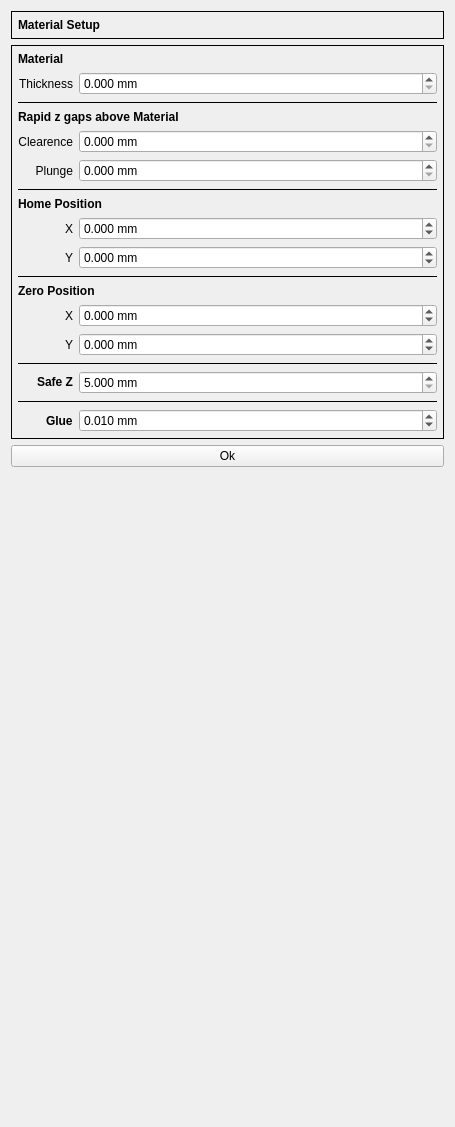
Old version of the form G2G/forms/materialsetupform.ui in the repository aLDime/GERBER_X2.
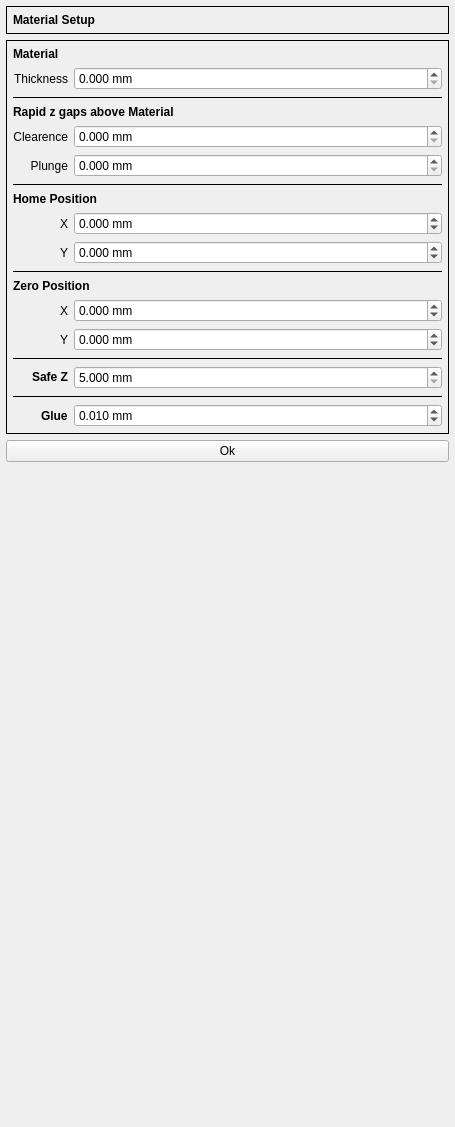
New version of the form. Custom widgets are drawn as their Qt base class.

What changed in the file:
```diff
--- a/G2G/forms/materialsetupform.ui
+++ b/G2G/forms/materialsetupform.ui
@@ -34,6 +34,18 @@
                              } */</string>
   </property>
   <layout class="QVBoxLayout" name="verticalLayout">
+   <property name="leftMargin">
+    <number>6</number>
+   </property>
+   <property name="topMargin">
+    <number>6</number>
+   </property>
+   <property name="rightMargin">
+    <number>6</number>
+   </property>
+   <property name="bottomMargin">
+    <number>6</number>
+   </property>
    <item>
     <widget class="QFrame" name="frame">
      <property name="sizePolicy">
```
